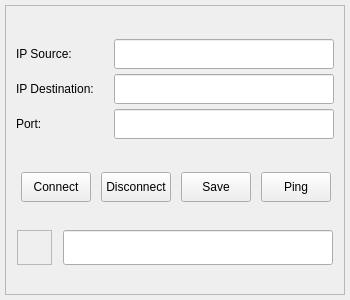
Old version of the form resources/ui_raw/cliento_settings.ui in the repository Einthel/EL_GUI_BANDITO4.
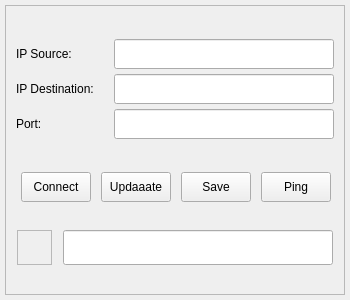
New version of the form.

```diff
--- a/resources/ui_raw/cliento_settings.ui
+++ b/resources/ui_raw/cliento_settings.ui
@@ -299,7 +299,7 @@
            </size>
           </property>
           <property name="text">
-           <string>Disconnect</string>
+           <string>Updaaate</string>
           </property>
          </widget>
         </item>
```
